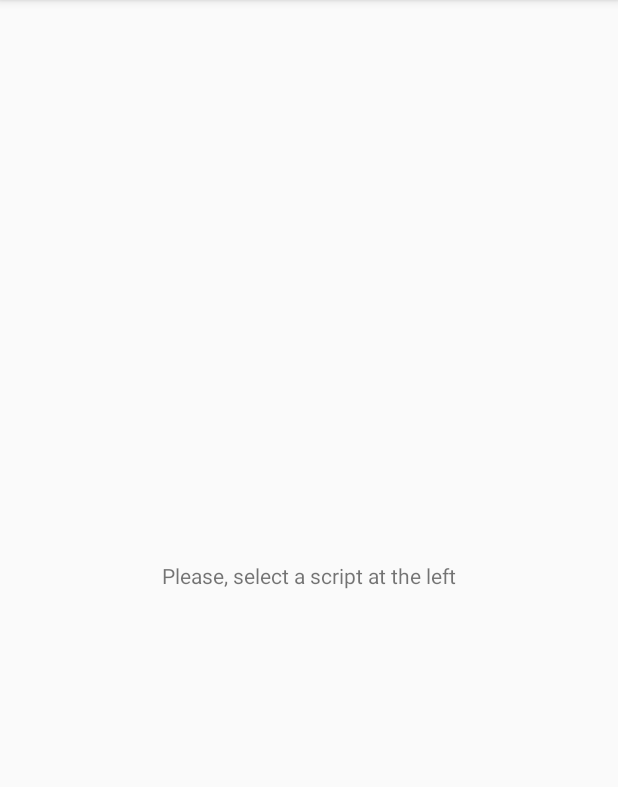
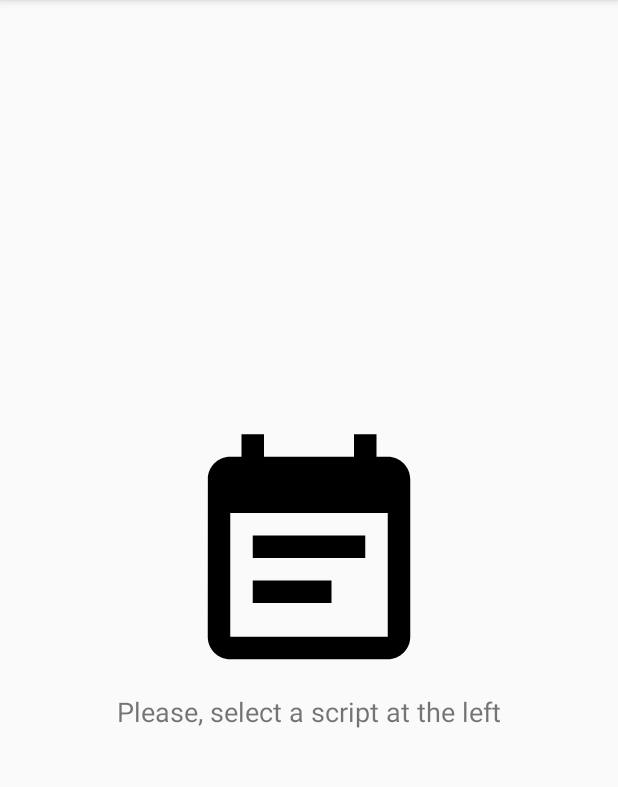
Before and after one commit to gziolle/promptastic, an Android app: the fragment EmptyViewFragment placed in its activity, on a phone screen of 412 x 824 dp, the part 84-871 px from its top. Run offline under Robolectric (Android 15) with nearby library versions, the phone set to English and light mode, and no system bars; our stand-ins replace ButterKnife, Firebase (no records; nobody signed in at launch, a user with empty details on screens opened directly); Roboto replaces fonts that are not available here; 1 statement that could not run was skipped.

Commit message:
refactor: Changed empty fragment view

```diff
--- a/app/src/main/res/drawable/ic_do_not_disturb_alt_black_24dp.xml
+++ b/app/src/main/res/drawable/ic_note.xml
@@ -5,5 +5,5 @@
         android:viewportHeight="24.0">
     <path
         android:fillColor="#FF000000"
-        android:pathData="M12,2C6.5,2 2,6.5 2,12s4.5,10 10,10 10,-4.5 10,-10S17.5,2 12,2zM4,12c0,-4.4 3.6,-8 8,-8 1.8,0 3.5,0.6 4.9,1.7L5.7,16.9C4.6,15.5 4,13.8 4,12zM12,20c-1.8,0 -3.5,-0.6 -4.9,-1.7L18.3,7.1C19.4,8.5 20,10.2 20,12c0,4.4 -3.6,8 -8,8z"/>
+        android:pathData="M17,10L7,10v2h10v-2zM19,3h-1L18,1h-2v2L8,3L8,1L6,1v2L5,3c-1.11,0 -1.99,0.9 -1.99,2L3,19c0,1.1 0.89,2 2,2h14c1.1,0 2,-0.9 2,-2L21,5c0,-1.1 -0.9,-2 -2,-2zM19,19L5,19L5,8h14v11zM14,14L7,14v2h7v-2z"/>
 </vector>
--- a/app/src/main/res/layout/fragment_empty_script_view.xml
+++ b/app/src/main/res/layout/fragment_empty_script_view.xml
@@ -1,11 +1,32 @@
 <?xml version="1.0" encoding="utf-8"?>
-<FrameLayout xmlns:android="http://schemas.android.com/apk/res/android"
-    android:layout_width="match_parent" android:layout_height="match_parent">
+<androidx.constraintlayout.widget.ConstraintLayout
+    xmlns:android="http://schemas.android.com/apk/res/android"
+    xmlns:app="http://schemas.android.com/apk/res-auto"
+    android:layout_width="match_parent"
+    android:layout_height="match_parent">
+
+    <ImageView
+        android:id="@+id/iv_empty_frag_image"
+        android:layout_width="@dimen/empty_view_icon_width"
+        android:layout_height="@dimen/empty_view_icon_width"
+        android:src="@drawable/ic_note"
+        app:layout_constraintTop_toTopOf="parent"
+        app:layout_constraintStart_toStartOf="parent"
+        app:layout_constraintEnd_toEndOf="parent"
+        app:layout_constraintBottom_toTopOf="@id/tv_empty_frag_text"
+        app:layout_constraintVertical_chainStyle="packed" />
 
     <TextView
+        android:id="@+id/tv_empty_frag_text"
         android:layout_width="match_parent"
-        android:layout_height="match_parent"
+        android:layout_height="wrap_content"
         android:gravity="center"
-        android:text="Please, select a script at the left"/>
+        android:text="@string/empty_frag_text"
+        android:textSize="18sp"
+        app:layout_constraintBottom_toBottomOf="parent"
+        app:layout_constraintEnd_toEndOf="parent"
+        app:layout_constraintStart_toStartOf="parent"
+        app:layout_constraintTop_toBottomOf="@id/iv_empty_frag_image"
+        app:layout_constraintVertical_chainStyle="packed" />
 
-</FrameLayout>
+</androidx.constraintlayout.widget.ConstraintLayout>
--- a/app/src/main/res/values/dimens.xml
+++ b/app/src/main/res/values/dimens.xml
@@ -49,10 +49,6 @@
     <dimen name="signup_good_text_size">32dp</dimen>
     <dimen name="signup_description_text_size">16dp</dimen>
 
-    <!--
-Refer to App Widget Documentation for margin information
-http://developer.android.com/guide/topics/appwidgets/index.html#CreatingLayout
-    -->
     <dimen name="widget_margin">8dp</dimen>
     <dimen name="widget_title_height">56dp</dimen>
     <dimen name="widget_min_width">250dp</dimen>
@@ -61,4 +57,6 @@ http://developer.android.com/guide/topics/appwidgets/index.html#CreatingLayout
     <dimen name="widget_text_size">16sp</dimen>
     <dimen name="widget_double_text_margin">16dp</dimen>
 
+    <dimen name="empty_view_icon_width">180dp</dimen>
+
 </resources>
--- a/app/src/main/res/values/strings.xml
+++ b/app/src/main/res/values/strings.xml
@@ -115,4 +115,5 @@
     <string name="add_widget">Add widget</string>
     <string name="widget_no_script">Your last played script will be displayed here.</string>
     <string name="widget_last_played_script">Your last played script was:</string>
+    <string name="empty_frag_text">Please, select a script at the left</string>
 </resources>
```
Also changed, not shown: app/src/main/res/drawable-nodpi/example_appwidget_preview.png (deleted).
